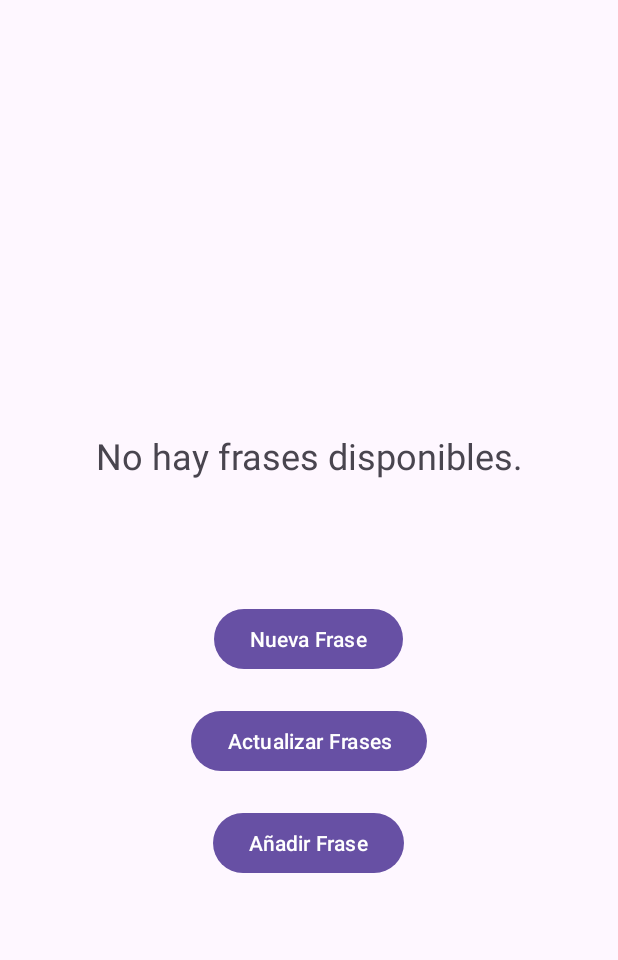
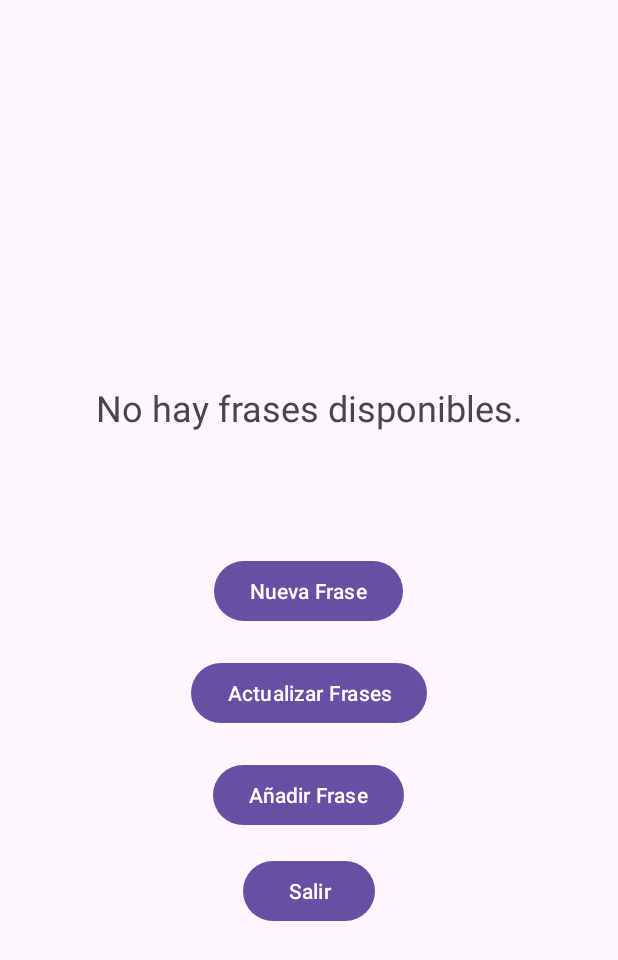
Before and after one commit to dabelover/YoNunca, an Android app: the screen it shows after launch once a user with an empty profile is signed in (MainActivity), after a tap on "Actualizar Frases", on a phone screen of 412 x 824 dp. Shown: the top 960 px of the screen. Run offline under Robolectric (Android 15) with nearby library versions, the phone set to English and light mode, and no system bars; our stand-ins replace Firebase (no records; nobody signed in at launch, a user with empty details on screens opened directly); 1 other tap on this screen came first.

Commit message:
Primera Versión Aplicación

```diff
--- a/app/src/main/AndroidManifest.xml
+++ b/app/src/main/AndroidManifest.xml
@@ -16,6 +16,9 @@
             android:name=".AddPhrase"
             android:exported="false" />
         <activity
+            android:name=".Register"
+            android:exported="false" />
+        <activity
             android:name=".MainActivity"
             android:exported="false" />
         <activity
--- a/app/src/main/java/com/example/yonunca/Login.java
+++ b/app/src/main/java/com/example/yonunca/Login.java
@@ -66,7 +66,6 @@ public class Login extends Activity {
             Intent intent = new Intent(getApplicationContext(), MainActivity.class);
             intent.putExtra("email", currentUser.getEmail());
             startActivity(intent);
-            finish();
         }
     }
 
--- a/app/src/main/java/com/example/yonunca/MainActivity.java
+++ b/app/src/main/java/com/example/yonunca/MainActivity.java
@@ -7,6 +7,9 @@ import android.os.Bundle;
 import android.view.View;
 import android.widget.Button;
 import android.widget.TextView;
+import android.widget.Toast;
+
+import com.google.firebase.auth.FirebaseAuth;
 import com.google.firebase.firestore.FirebaseFirestore;
 import com.google.firebase.firestore.QueryDocumentSnapshot;
 import java.util.ArrayList;
@@ -19,7 +22,8 @@ public class MainActivity extends AppCompatActivity {
     // Array inicial de frases
     private List<String> phrases = new ArrayList<>();
     private HashSet<String> phrasesSet = new HashSet<>(phrases);
-
+    private Button btnLogout; // Botón para cerrar sesión
+    private FirebaseAuth mAuth; // Instancia de FirebaseAuth
     // Variables para los componentes de la UI
     private TextView tvPhrase;
     private TextView tvAuthor; // TextView para mostrar el autor
@@ -36,6 +40,9 @@ public class MainActivity extends AppCompatActivity {
         // Inicializar Firebase Firestore
         FirebaseFirestore db = FirebaseFirestore.getInstance();
 
+        // Inicializar Firebase Auth
+        mAuth = FirebaseAuth.getInstance();
+
         // Inicializar los componentes de la UI
         tvPhrase = findViewById(R.id.tvPhrase);
         tvAuthor = findViewById(R.id.tvAuthor); // Inicializar el TextView del autor
@@ -49,6 +56,9 @@ public class MainActivity extends AppCompatActivity {
         // Listener para el botón de actualizar frases
         btnUpdatePhrases.setOnClickListener(v -> updatePhrases(db));
 
+        // Inicializar el botón de salir
+        btnLogout = findViewById(R.id.btnLogout);
+
         // Listener para el botón de añadir frase
         btnAddPhrase.setOnClickListener(new View.OnClickListener() {
             @Override
@@ -56,6 +66,11 @@ public class MainActivity extends AppCompatActivity {
                 Intent intent = new Intent(MainActivity.this, AddPhrase.class);
                 startActivity(intent);
             }
+        });
+
+        btnLogout.setOnClickListener(v -> {
+            mAuth.signOut(); // Cerrar sesión en Firebase
+            goToLoginScreen(); // Método para ir a la pantalla de login
         });
     }
 
@@ -75,6 +90,13 @@ public class MainActivity extends AppCompatActivity {
         }
     }
 
+    private void goToLoginScreen() {
+        Intent intent = new Intent(this, Login.class); // Asumiendo que tienes una LoginActivity para el login
+        intent.setFlags(Intent.FLAG_ACTIVITY_NEW_TASK | Intent.FLAG_ACTIVITY_CLEAR_TASK); // Limpia el stack de actividades
+        startActivity(intent);
+        finish(); // Finaliza MainActivity
+    }
+
     // Método para actualizar frases desde Firestore
     private void updatePhrases(FirebaseFirestore db) {
         db.collection("Phrases").get().addOnCompleteListener(task -> {
@@ -88,6 +110,7 @@ public class MainActivity extends AppCompatActivity {
                         String cleanPhrase = phrase.replaceAll("^[0-9]+\\.\\s*", "");
                         String phraseWithAuthor = author + "//" + cleanPhrase;
                         newPhrases.add(phraseWithAuthor);
+                        System.out.println("Frase añadida:  " + phraseWithAuthor);
                     }
                 }
                 addNewPhrases(newPhrases);
@@ -107,5 +130,6 @@ public class MainActivity extends AppCompatActivity {
             }
         }
         phrases.addAll(phrasesToAdd);
+        Toast.makeText(MainActivity.this, "Frases añadidas", Toast.LENGTH_SHORT).show();
     }
 }
--- a/app/src/main/res/layout/activity_main.xml
+++ b/app/src/main/res/layout/activity_main.xml
@@ -53,4 +53,14 @@
         android:text="Añadir Frase"
         android:layout_marginTop="20dp"/>
 
+    <Button
+        android:id="@+id/btnLogout"
+        android:layout_width="wrap_content"
+        android:layout_height="wrap_content"
+        android:text="Salir"
+        android:layout_below="@id/btnAddPhrase"
+        android:layout_centerHorizontal="true"
+        android:layout_marginTop="16dp" />
+
+
 </LinearLayout>
```
Also changed, not shown: app/src/main/java/com/example/yonunca/AddPhrase.java (+24 -5 lines), app/src/main/java/com/example/yonunca/Register.java (+50 -1 lines), app/src/main/res/layout/register.xml (added, +31 -0 lines).
